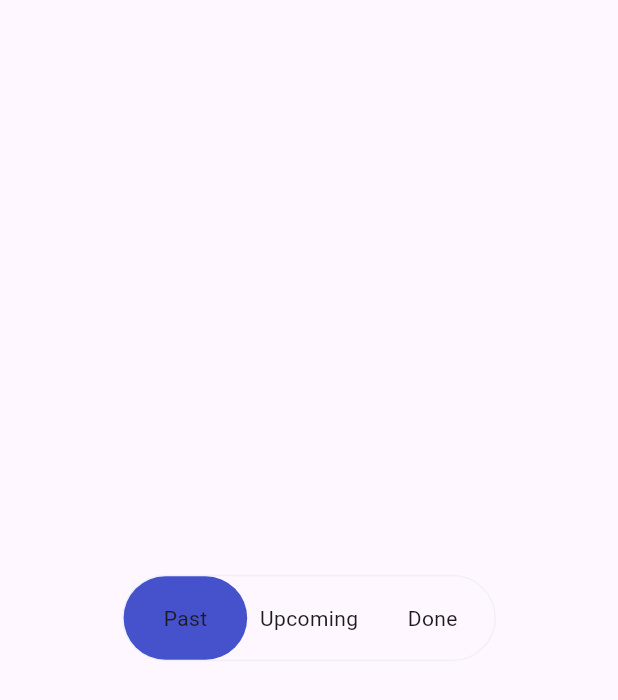
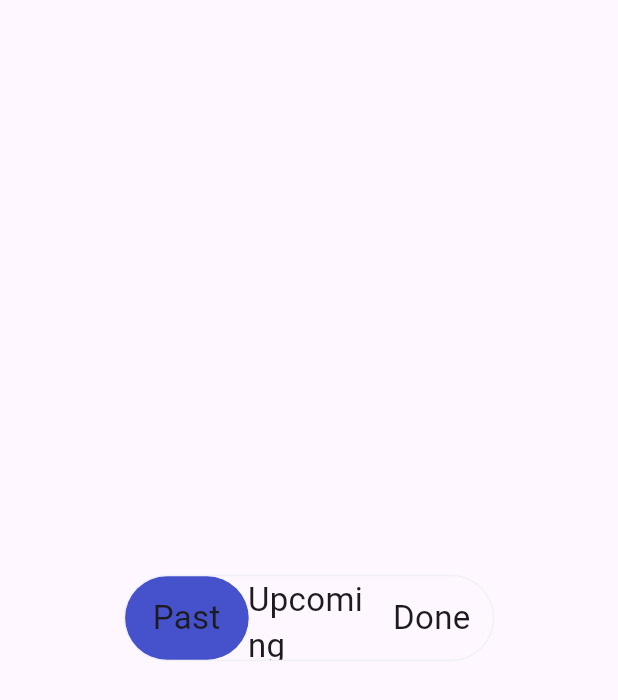
Before and after one commit to sari-shehada/flutter_lab, a Flutter app: the screen it shows after launch, on a phone screen of 412 x 824 dp. Shown: the top 700 px of the screen. Run offline on Flutter 3.47's test engine with Material 3 defaults, Android fonts, the phone set to English and light mode, and no system bars.

Commit message:
Optimized AnimatedTabHeader

```diff
--- a/lib/animated_tab_header/animated_tab_header.dart
+++ b/lib/animated_tab_header/animated_tab_header.dart
@@ -21,41 +21,30 @@ class AnimatedTabHeader extends StatefulWidget {
 }
 
 class _AnimatedTabHeaderState extends State<AnimatedTabHeader> {
-  late final double primaryContainerWidth;
-  late final double primaryContainerHeight;
-  late final double elementContainerWidth;
   late int currentTabIndex;
+  double primaryContainerHeight = 0.0;
+  double primaryContainerWidth = 0.0;
+  double elementContainerWidth = 0.0;
 
   @override
   void initState() {
     currentTabIndex = widget.startTabIndex;
-    final mediaQuery = (context
-            .getElementForInheritedWidgetOfExactType<MediaQuery>()!
-            .widget as MediaQuery)
-        .data;
-    // final physicalSize = mediaQuery.size * mediaQuery.devicePixelRatio;
-    final screenSize = mediaQuery.size;
-    // Size screenSize = MediaQuery.sizeOf(context);
-    primaryContainerWidth =
-        widget.primaryContainerWidth ?? screenSize.width * .6;
-
-    primaryContainerHeight =
-        widget.primaryContainerHeight ?? screenSize.height * .07;
-
-    elementContainerWidth = (primaryContainerWidth) / widget.elements.length;
     super.initState();
   }
 
-  double get borderWidth => 1;
-
   @override
   Widget build(BuildContext context) {
+    assert(
+      widget.primaryContainerWidth == null ||
+          widget.primaryContainerWidth! <= MediaQuery.sizeOf(context).width,
+      'Primary container width cannot be greater than screen width, max finite or max infinite',
+    );
+    determineElementSizes();
     return Container(
       height: primaryContainerHeight,
-      width: primaryContainerWidth + (2 * borderWidth),
+      width: primaryContainerWidth,
       decoration: BoxDecoration(
-        // color: Colors.red.withOpacity(.2),
-        borderRadius: BorderRadius.circular(200),
+        borderRadius: borderRadius,
         border: Border.all(
           color: const Color(0xFFF0F0F8),
           width: borderWidth,
@@ -63,7 +52,6 @@ class _AnimatedTabHeaderState extends State<AnimatedTabHeader> {
       ),
       clipBehavior: Clip.hardEdge,
       child: Stack(
-        fit: StackFit.passthrough,
         alignment: AlignmentDirectional.centerStart,
         children: [
           SizedBox(
@@ -79,8 +67,7 @@ class _AnimatedTabHeaderState extends State<AnimatedTabHeader> {
                     milliseconds: 300,
                   ),
                   decoration: BoxDecoration(
-                    //TODO:
-                    borderRadius: BorderRadius.circular(200),
+                    borderRadius: borderRadius,
                     color: const Color(0xFF4552CB),
                   ),
                 ),
@@ -101,10 +88,24 @@ class _AnimatedTabHeaderState extends State<AnimatedTabHeader> {
     );
   }
 
+  int get numberOfElements => widget.elements.length;
+  double get borderWidth => 1;
+  BorderRadius get borderRadius => BorderRadius.circular(200);
+
+  double getPrimaryContainerWidth(Size size) =>
+      widget.primaryContainerWidth ?? size.width * .6;
+  double getPrimaryContainerHeight(Size size) =>
+      widget.primaryContainerHeight ?? size.height * .07;
+
+  double getElementContainerWidth() {
+    double paddingValue = primaryContainerWidth / numberOfElements;
+    if (currentTabIndex == numberOfElements - 1) {
+      paddingValue -= borderWidth;
+    }
+    return paddingValue;
+  }
+
   void changeTab(int tabIndex) {
-    print(primaryContainerWidth);
-    print(elementContainerWidth);
-    print(elementContainerWidth * tabIndex);
     widget.onElementTap(tabIndex);
     if (currentTabIndex == tabIndex) {
       return;
@@ -114,6 +115,13 @@ class _AnimatedTabHeaderState extends State<AnimatedTabHeader> {
         currentTabIndex = tabIndex;
       },
     );
+  }
+
+  void determineElementSizes() {
+    Size screenSize = MediaQuery.sizeOf(context);
+    primaryContainerWidth = getPrimaryContainerWidth(screenSize);
+    primaryContainerHeight = getPrimaryContainerHeight(screenSize);
+    elementContainerWidth = getElementContainerWidth();
   }
 }
 
@@ -134,6 +142,9 @@ class AnimatedTabHeaderItem extends StatelessWidget {
         child: Center(
           child: Text(
             title,
+            style: const TextStyle(
+              fontSize: 22,
+            ),
           ),
         ),
       ),
```
